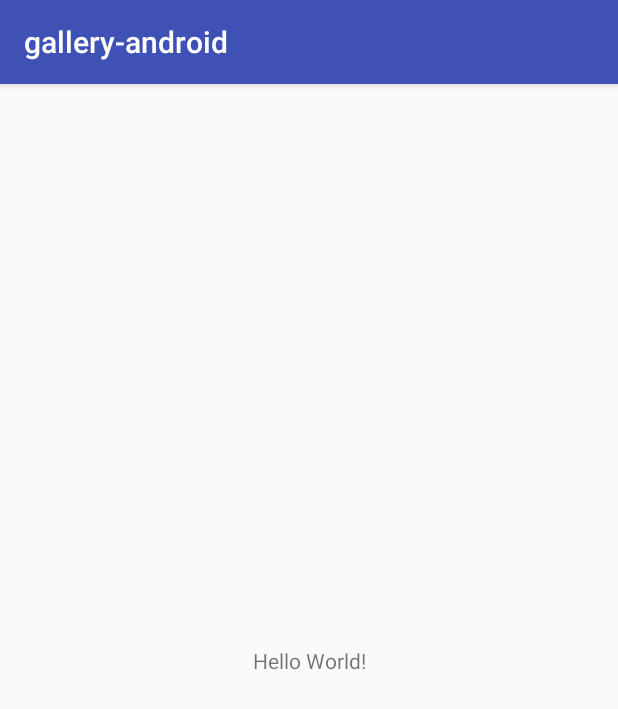
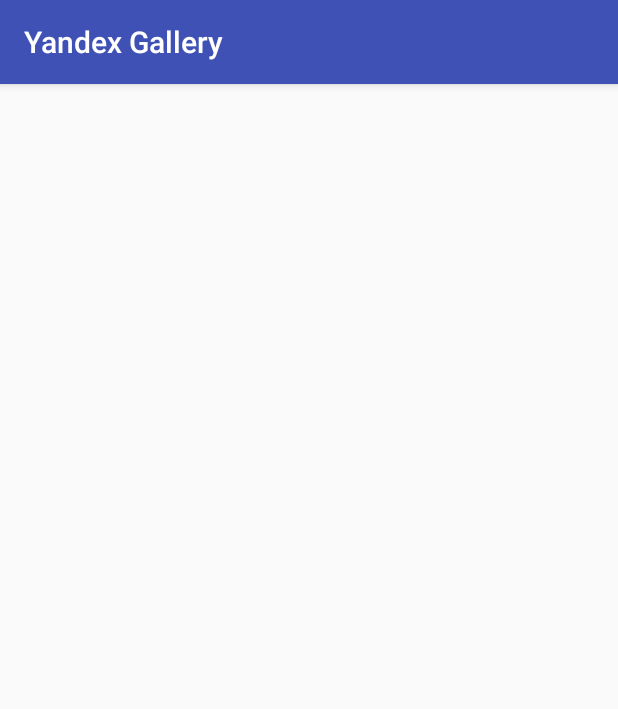
Before and after one commit to sharapat/gallery-android, an Android app: the screen it shows after launch (MainActivity), on a phone screen of 412 x 824 dp. Shown: the top 709 px of the screen. Run offline under Robolectric (Android 15) with nearby library versions, the phone set to English and light mode, and no system bars.

Commit message:
Added ImageModel, image_item.xml and RecyclerView to mMainActivity

```diff
--- a/app/src/main/AndroidManifest.xml
+++ b/app/src/main/AndroidManifest.xml
@@ -10,7 +10,7 @@
         android:roundIcon="@mipmap/ic_launcher_round"
         android:supportsRtl="true"
         android:theme="@style/AppTheme">
-        <activity android:name=".MainActivity">
+        <activity android:name=".main_screen.MainActivity">
             <intent-filter>
                 <action android:name="android.intent.action.MAIN" />
 
--- a/app/src/main/java/com/dasturlash/gallery_android/MainActivity.java
+++ b/app/src/main/java/com/dasturlash/gallery_android/main_screen/MainActivity.java
@@ -1,7 +1,9 @@
-package com.dasturlash.gallery_android;
+package com.dasturlash.gallery_android.main_screen;
 
 import android.support.v7.app.AppCompatActivity;
 import android.os.Bundle;
+
+import com.dasturlash.gallery_android.R;
 
 public class MainActivity extends AppCompatActivity {
 
--- a/app/src/main/res/layout/activity_main.xml
+++ b/app/src/main/res/layout/activity_main.xml
@@ -1,18 +1,13 @@
 <?xml version="1.0" encoding="utf-8"?>
 <android.support.constraint.ConstraintLayout xmlns:android="http://schemas.android.com/apk/res/android"
-    xmlns:app="http://schemas.android.com/apk/res-auto"
     xmlns:tools="http://schemas.android.com/tools"
     android:layout_width="match_parent"
     android:layout_height="match_parent"
-    tools:context="com.dasturlash.gallery_android.MainActivity">
+    tools:context="com.dasturlash.gallery_android.main_screen.MainActivity">
 
-    <TextView
-        android:layout_width="wrap_content"
-        android:layout_height="wrap_content"
-        android:text="Hello World!"
-        app:layout_constraintBottom_toBottomOf="parent"
-        app:layout_constraintLeft_toLeftOf="parent"
-        app:layout_constraintRight_toRightOf="parent"
-        app:layout_constraintTop_toTopOf="parent" />
+    <android.support.v7.widget.RecyclerView
+        android:id="@+id/list_image"
+        android:layout_width="match_parent"
+        android:layout_height="match_parent"/>
 
 </android.support.constraint.ConstraintLayout>
--- a/app/src/main/res/values/strings.xml
+++ b/app/src/main/res/values/strings.xml
@@ -1,3 +1,4 @@
 <resources>
-    <string name="app_name">gallery-android</string>
+    <string name="app_name">Yandex Gallery</string>
+    <string name="todo">TODO</string>
 </resources>
```
Also changed, not shown: app/src/main/java/com/dasturlash/gallery_android/models/ImageModel.java (added, +63 -0 lines), app/src/main/res/layout/image_item.xml (added, +11 -0 lines), 3 other files.
